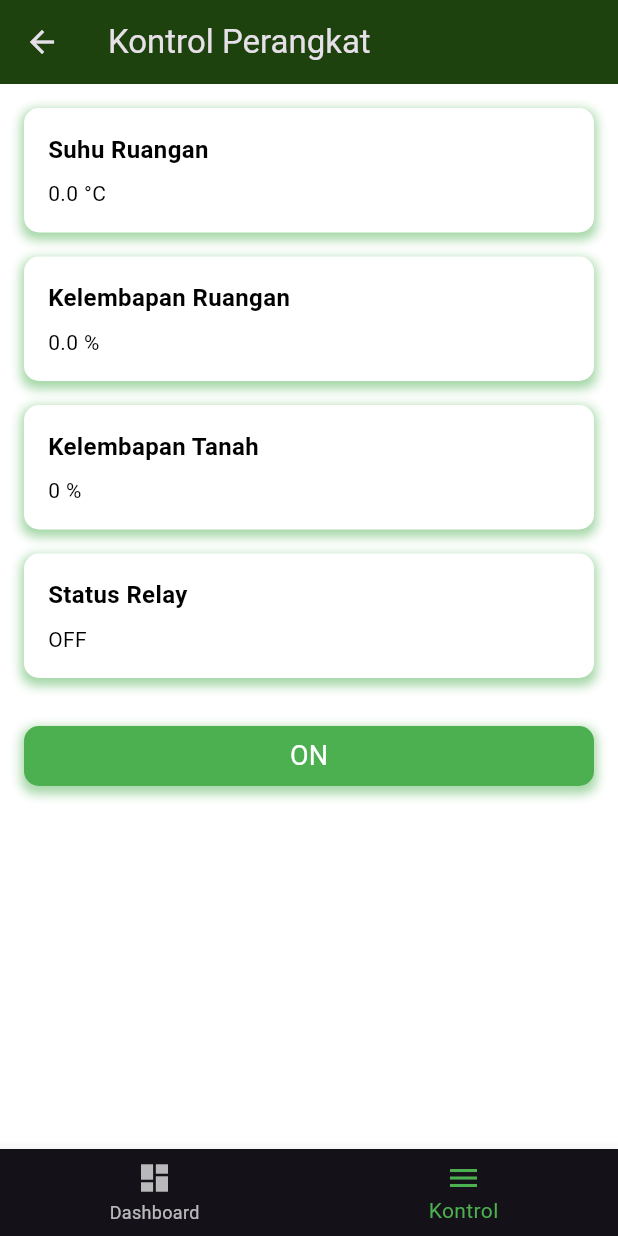
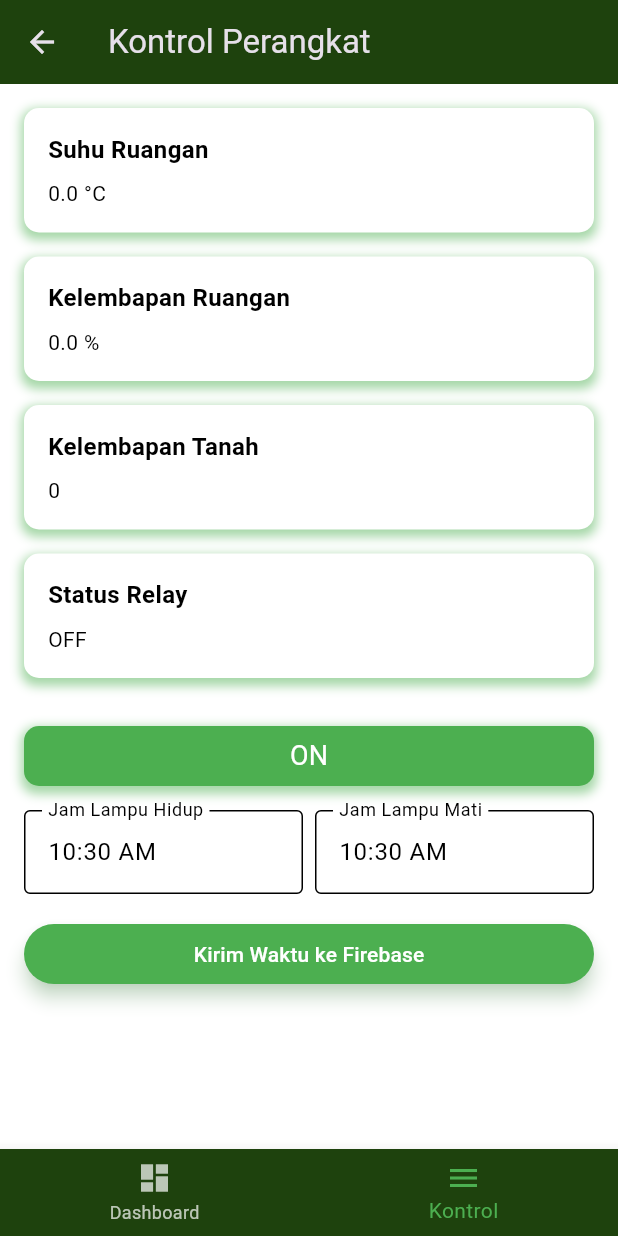
Before and after one commit to UdinDesu/aplikasi_smart_green_house, a Flutter app: the MenuPageApp screen opened by its route, on a phone screen of 412 x 824 dp. Run offline on Flutter 3.47's test engine with Material 3 defaults, Android fonts, the phone set to English and light mode, and no system bars; our stand-ins replace carousel_slider, firebase_core, firebase_database; accounts and stored records are empty.

```diff
--- a/lib/bottom_nav_bar.dart
+++ b/lib/bottom_nav_bar.dart
@@ -9,6 +9,7 @@ class CustomBottomNavigationBar extends StatelessWidget {
   @override
   Widget build(BuildContext context) {
     return BottomNavigationBar(
+      backgroundColor: const Color(0xFF1E420D),
       items: const <BottomNavigationBarItem>[
         BottomNavigationBarItem(
           icon: Icon(Icons.dashboard),
--- a/lib/menu_page.dart
+++ b/lib/menu_page.dart
@@ -15,7 +15,7 @@ void main() async {
       authDomain: 'aplikasi-smart-green-house.firebaseapp.com',
       databaseURL: 'https://aplikasi-smart-green-house-default-rtdb.firebaseio.com',
       storageBucket: 'aplikasi-smart-green-house.appspot.com',
-      )
+    ),
   );
   runApp(MenuPageApp());
 }
@@ -32,9 +32,69 @@ class _MenuPageAppState extends State<MenuPageApp> {
   int kelembapanTanah = 0;
   String statusRelay = 'OFF';
   bool isLed1On = true;
+  TimeOfDay lampuHidup = TimeOfDay.now();
+  TimeOfDay lampuMati = TimeOfDay.now();
 
-  final DatabaseReference led1Reference =
-  FirebaseDatabase.instance.reference().child('Status_Lampu');
+  DatabaseReference? _firebaseSensorRef;
+  DatabaseReference? _firebaseRelayRef;
+  bool _isDisposed = false;
+
+  final DatabaseReference led1Reference = FirebaseDatabase.instance.reference().child('Status').child('Lampu');
+
+  void _updateSensorData(dynamic data) {
+    setState(() {
+      suhuRuangan = (data['Suhu_ruangan'] as num?)?.toDouble() ?? 0.0;
+      kelembapanRuangan = (data['Kelembapan_ruangan'] as num?)?.toDouble() ?? 0.0;
+      kelembapanTanah = (data['Kelembapan_tanah'] as num?)?.toInt() ?? 0;
+    });
+  }
+
+  void _updateRelayStatus(dynamic data) {
+    setState(() {
+      // Menggunakan DatabaseReference terpisah untuk relay
+      statusRelay = (data['Relay'] as String?) ?? 'OFF';
+    });
+  }
+
+  @override
+  void initState() {
+    super.initState();
+
+    // DatabaseReference untuk sensor
+    _firebaseSensorRef = FirebaseDatabase.instance.reference().child('Sensor');
+    // DatabaseReference terpisah untuk relay
+    _firebaseRelayRef = FirebaseDatabase.instance.reference().child('Status');
+
+    _firebaseSensorRef?.onValue.listen((event) {
+      if (!_isDisposed) {
+        if (event.snapshot.value != null) {
+          final dynamic data = event.snapshot.value;
+
+          // Memanggil metode terpisah untuk memproses sensor
+          _updateSensorData(data);
+        }
+      }
+    });
+
+    _firebaseRelayRef?.onValue.listen((event) {
+      if (!_isDisposed) {
+        if (event.snapshot.value != null) {
+          final dynamic data = event.snapshot.value;
+
+          // Memanggil metode terpisah untuk memproses relay
+          _updateRelayStatus(data);
+        }
+      }
+    });
+  }
+
+
+
+  @override
+  void dispose() {
+    _isDisposed = true;
+    super.dispose();
+  }
 
   void _onItemTapped(int index) {
     setState(() {
@@ -50,22 +110,26 @@ class _MenuPageAppState extends State<MenuPageApp> {
     led1Reference.set(isLed1On ? 'ON' : 'OFF');
   }
 
-  @override
-  void initState() {
-    super.initState();
-    DatabaseReference _firebaseRef = FirebaseDatabase.instance.reference();
+  void _sendTimeData() {
+    try {
+      // Mengambil nilai jam dan menit untuk kedua lampu
+      int jamHidup = lampuHidup.hour;
+      int menitHidup = lampuHidup.minute;
 
-    _firebaseRef.onValue.listen((event) {
-      if (event.snapshot.value != null) {
-        final dynamic data = event.snapshot.value;
-        setState(() {
-          suhuRuangan = (data['Suhu_ruangan'] as double?) ?? 0.0;
-          kelembapanRuangan = (data['Kelembapan_ruangan'] as double?) ?? 0.0;
-          kelembapanTanah = (data['Kelembapan_tanah'] as int?) ?? 0;
-          statusRelay = data['Status_relay'] ?? 'OFF';
+      int jamMati = lampuMati.hour;
+      int menitMati = lampuMati.minute;
+
+      // Kirim data ke Firebase
+      FirebaseDatabase.instance.reference().child('Waktu').set({
+        'JamHidup': jamHidup,
+        'MenitHidup': menitHidup,
+        'JamMati': jamMati,
+        'MenitMati': menitMati,
       });
+    } catch (error) {
+      print("Error sending time data: $error");
+      // Handle error accordingly, e.g., show an error message
     }
-    });
   }
 
   @override
@@ -81,7 +145,7 @@ class _MenuPageAppState extends State<MenuPageApp> {
         children: [
           buildDataItem('Suhu Ruangan', '$suhuRuangan °C'),
           buildDataItem('Kelembapan Ruangan', '$kelembapanRuangan %'),
-          buildDataItem('Kelembapan Tanah', '$kelembapanTanah %'),
+          buildDataItem('Kelembapan Tanah', '$kelembapanTanah'),
           buildDataItem('Status Relay', statusRelay),
           GestureDetector(
             onTap: _toggleLed1,
@@ -94,7 +158,7 @@ class _MenuPageAppState extends State<MenuPageApp> {
                 borderRadius: BorderRadius.circular(10),
                 boxShadow: [
                   BoxShadow(
-                    color: Colors.green.withOpacity(0.5),
+                    color: isLed1On ? Colors.green.withOpacity(0.5) : Colors.red.withOpacity(0.5),
                     spreadRadius: 2,
                     blurRadius: 5,
                     offset: Offset(0, 3),
@@ -112,6 +176,110 @@ class _MenuPageAppState extends State<MenuPageApp> {
               ),
             ),
           ),
+          SizedBox(height: 16),
+          Row(
+            children: [
+              Expanded(
+                child: InkWell(
+                  onTap: () async {
+                    TimeOfDay? selectedTime = await showTimePicker(
+                      context: context,
+                      initialTime: lampuHidup,
+                    );
+                    if (selectedTime != null) {
+                      setState(() {
+                        lampuHidup = selectedTime;
+                      });
+                    }
+                  },
+                  child: IgnorePointer(
+                    child: TextField(
+                      keyboardType: TextInputType.number,
+                      style: TextStyle(color: Colors.black),
+                      decoration: InputDecoration(
+                        labelText: 'Jam Lampu Hidup',
+                        labelStyle: TextStyle(color: Colors.black),
+                        focusedBorder: OutlineInputBorder(
+                          borderSide: BorderSide(color: Colors.black),
+                        ),
+                        enabledBorder: OutlineInputBorder(
+                          borderSide: BorderSide(color: Colors.black),
+                        ),
+                      ),
+                      readOnly: true,
+                      controller: TextEditingController(
+                        text: lampuHidup.format(context),
+                      ),
+                    ),
+                  ),
+                ),
+              ),
+              SizedBox(width: 8),
+              Expanded(
+                child: InkWell(
+                  onTap: () async {
+                    TimeOfDay? selectedTime = await showTimePicker(
+                      context: context,
+                      initialTime: lampuMati,
+                    );
+                    if (selectedTime != null) {
+                      setState(() {
+                        lampuMati = selectedTime;
+                      });
+                    }
+                  },
+                  child: IgnorePointer(
+                    child: TextField(
+                      keyboardType: TextInputType.number,
+                      style: TextStyle(color: Colors.black),
+                      decoration: InputDecoration(
+                        labelText: 'Jam Lampu Mati',
+                        labelStyle: TextStyle(color: Colors.black),
+                        focusedBorder: OutlineInputBorder(
+                          borderSide: BorderSide(color: Colors.black),
+                        ),
+                        enabledBorder: OutlineInputBorder(
+                          borderSide: BorderSide(color: Colors.black),
+                        ),
+                      ),
+                      readOnly: true,
+                      controller: TextEditingController(
+                        text: lampuMati.format(context),
+                      ),
+                    ),
+                  ),
+                ),
+              ),
+            ],
+          ),
+          SizedBox(height: 16),
+          ElevatedButton(
+            onPressed: _sendTimeData,
+            style: ElevatedButton.styleFrom(
+              primary: Colors.green, // Warna latar belakang tombol
+              elevation: 5,
+              // Spread Radius, Blur Radius, dan Offset juga dapat diatur sesuai kebutuhan
+              shadowColor: Colors.green.withOpacity(0.5),
+            ).copyWith(
+              backgroundColor: MaterialStateProperty.resolveWith<Color?>(
+                    (Set<MaterialState> states) {
+                  return Colors.green;
+                },
+              ),
+              elevation: MaterialStateProperty.resolveWith<double?>((_) => 5),
+              // Spread Radius, Blur Radius, dan Offset juga dapat diatur sesuai kebutuhan
+              shadowColor: MaterialStateProperty.resolveWith<Color?>(
+                    (Set<MaterialState> states) {
+                  return Colors.green.withOpacity(0.5);
+                },
+              ),
+            ),
+            child: Text(
+              'Kirim Waktu ke Firebase',
+              style: TextStyle(color: Colors.white), // Warna teks tombol
+            ),
+          ),
+
         ],
       ),
       bottomNavigationBar: CustomBottomNavigationBar(
```
Also changed, not shown: pubspec.lock. Lines whose indentation alone changed are shown as unchanged.
